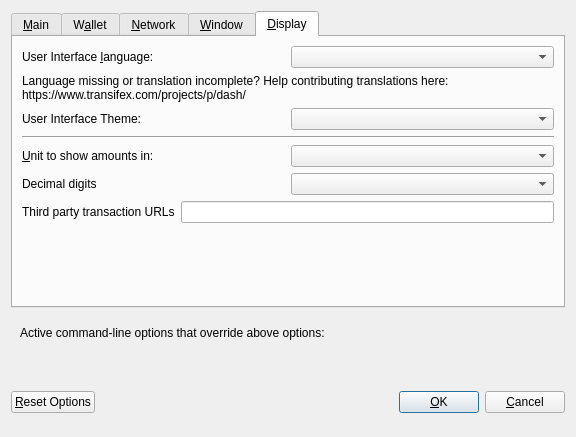
Qt form src/qt/forms/optionsdialog.ui (tross2015/CIF-Core) before a commit.
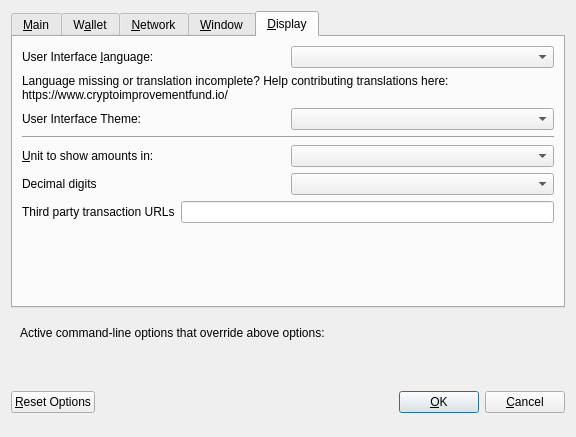
The same form after that commit. The open tabs and pages were chosen to show the change. Custom widgets are drawn as their Qt base class.

The edit to the form file:
```diff
--- a/src/qt/forms/optionsdialog.ui
+++ b/src/qt/forms/optionsdialog.ui
@@ -703,7 +703,7 @@
          </property>
          <property name="text">
           <string>Language missing or translation incomplete? Help contributing translations here:
-https://www.transifex.com/projects/p/dash/</string>
+https://www.cryptoimprovementfund.io/</string>
          </property>
          <property name="wordWrap">
           <bool>true</bool>
```
